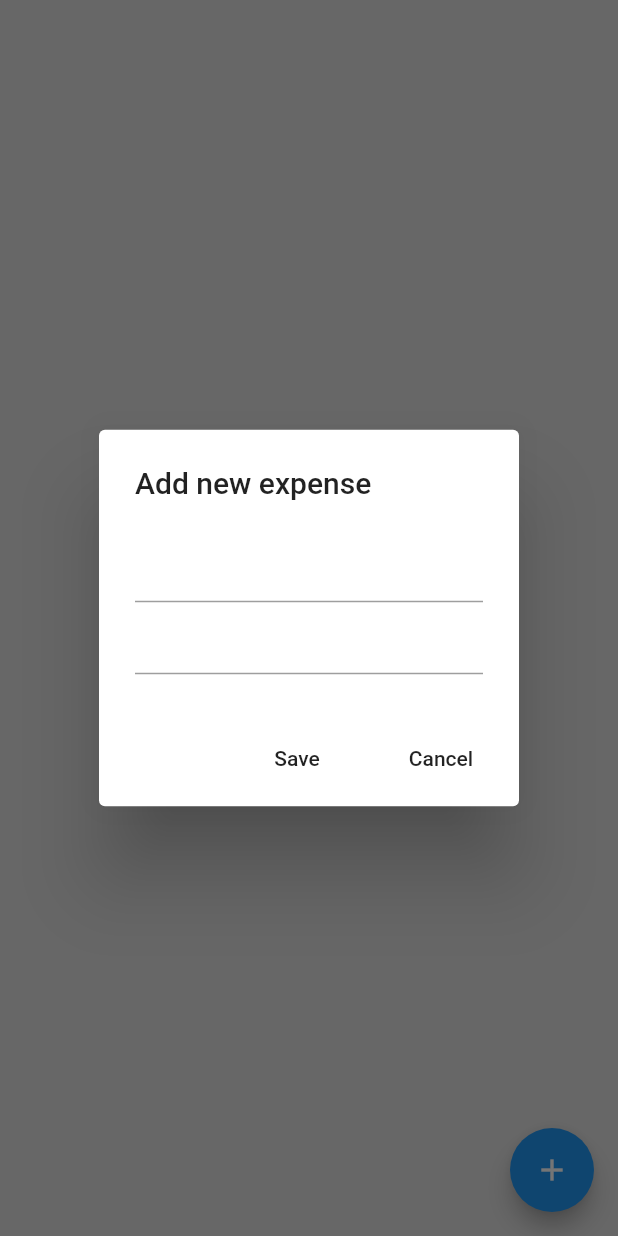
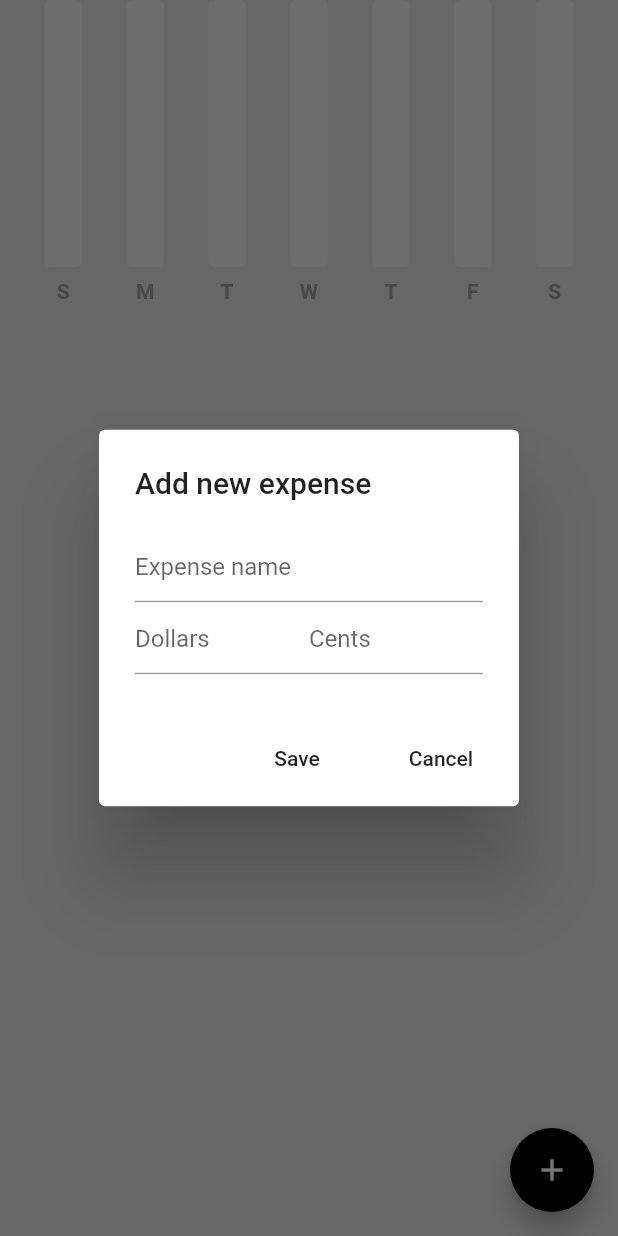
Before and after one commit to mirandaftiago/expense_tracker, a Flutter app: the screen it shows after launch, after a tap on the "add" icon, on a phone screen of 412 x 824 dp. Run offline on Flutter 3.47's test engine with Material 2 defaults, Android fonts, the phone set to English and light mode, and no system bars; drawn by our look-alikes of fl_chart.

Commit message:
bar graph values and styling, fixed bug with switch case on expense_data.dart

```diff
--- /dev/null
+++ b/lib/bar graph/bar_data.dart
@@ -0,0 +1,36 @@
+import 'package:new_expense_tracker/bar%20graph/individual_bar.dart';
+
+class BarData {
+  final double sunAmount;
+  final double monAmount;
+  final double tueAmount;
+  final double wedAmount;
+  final double thurAmount;
+  final double friAmount;
+  final double satAmount;
+
+  BarData({
+    required this.sunAmount,
+    required this.monAmount,
+    required this.tueAmount,
+    required this.wedAmount,
+    required this.thurAmount,
+    required this.friAmount,
+    required this.satAmount,
+  });
+
+  List<IndividualBar> barData = [];
+
+  // initialize bar data
+  void initializeBarData() {
+    barData = [
+      IndividualBar(x: 0, y: sunAmount),
+      IndividualBar(x: 1, y: monAmount),
+      IndividualBar(x: 2, y: tueAmount),
+      IndividualBar(x: 3, y: wedAmount),
+      IndividualBar(x: 4, y: thurAmount),
+      IndividualBar(x: 5, y: friAmount),
+      IndividualBar(x: 6, y: satAmount),
+    ];
+  }
+}
--- /dev/null
+++ b/lib/bar graph/bar_graph.dart
@@ -0,0 +1,135 @@
+import 'package:flutter/material.dart';
+import 'package:fl_chart/fl_chart.dart';
+import 'package:new_expense_tracker/bar%20graph/bar_data.dart';
+
+class BarGraph extends StatelessWidget {
+  final double? maxY;
+  final double sunAmount;
+  final double monAmount;
+  final double tueAmount;
+  final double wedAmount;
+  final double thurAmount;
+  final double friAmount;
+  final double satAmount;
+
+  const BarGraph({
+    super.key,
+    required this.maxY,
+    required this.sunAmount,
+    required this.monAmount,
+    required this.tueAmount,
+    required this.wedAmount,
+    required this.thurAmount,
+    required this.friAmount,
+    required this.satAmount,
+  });
+
+  @override
+  Widget build(BuildContext context) {
+    // initialize the bar data
+    BarData barData = BarData(
+      sunAmount: sunAmount,
+      monAmount: monAmount,
+      tueAmount: tueAmount,
+      wedAmount: wedAmount,
+      thurAmount: thurAmount,
+      friAmount: friAmount,
+      satAmount: satAmount,
+    );
+
+    barData.initializeBarData();
+
+    return BarChart(
+      BarChartData(
+        maxY: maxY,
+        minY: 0,
+        titlesData: FlTitlesData(
+          show: true,
+          topTitles: AxisTitles(
+            sideTitles: SideTitles(showTitles: false),
+          ),
+          leftTitles: AxisTitles(
+            sideTitles: SideTitles(showTitles: false),
+          ),
+          rightTitles: AxisTitles(
+            sideTitles: SideTitles(showTitles: false),
+          ),
+          bottomTitles: AxisTitles(
+            sideTitles: SideTitles(
+              showTitles: true,
+              getTitlesWidget: getBottomTitles,
+            ),
+          ),
+        ),
+        gridData: FlGridData(
+          show: false,
+        ),
+        borderData: FlBorderData(
+          show: false,
+        ),
+        barGroups: barData.barData
+            .map(
+              (data) => BarChartGroupData(
+                x: data.x,
+                barRods: [
+                  BarChartRodData(
+                    toY: data.y,
+                    color: Colors.grey[800],
+                    width: 25,
+                    borderRadius: BorderRadius.circular(4),
+                    backDrawRodData: BackgroundBarChartRodData(
+                      show: true,
+                      toY: maxY,
+                      color: Colors.grey[200],
+                    ),
+                  ),
+                ],
+              ),
+            )
+            .toList(),
+      ),
+    );
+  }
+}
+
+Widget getBottomTitles(double value, TitleMeta meta) {
+  const style = TextStyle(
+    color: Colors.grey,
+    fontWeight: FontWeight.bold,
+    fontSize: 14,
+  );
+
+  Widget text;
+  switch (value.toInt()) {
+
+    case 0:
+      text = const Text('S', style: style);
+      break;
+    case 1:
+      text = const Text('M', style: style);
+      break;
+    case 2:
+      text = const Text('T', style: style);
+      break;
+    case 3:
+      text = const Text('W', style: style);
+      break;
+    case 4:
+      text = const Text('T', style: style);
+      break;
+    case 5:
+      text = const Text('F', style: style);
+      break;
+    case 6:
+      text = const Text('S', style: style);
+      break;
+    default:
+      text = const Text('', style: style);
+      break;
+  }
+
+  return SideTitleWidget(
+    axisSide: meta.axisSide,
+    child: text,
+  );
+}
--- /dev/null
+++ b/lib/bar graph/individual_bar.dart
@@ -0,0 +1,9 @@
+class IndividualBar {
+  final int x; // position on X axis
+  final double y; // amount in $
+
+  IndividualBar({
+    required this.x,
+    required this.y,
+  });
+}
--- /dev/null
+++ b/lib/components/expense_summary.dart
@@ -0,0 +1,47 @@
+import 'package:flutter/material.dart';
+import 'package:new_expense_tracker/bar%20graph/bar_graph.dart';
+import 'package:new_expense_tracker/datetime/date_time_helper.dart';
+import 'package:provider/provider.dart';
+import 'package:new_expense_tracker/data/expense_data.dart';
+
+class ExpenseSummary extends StatelessWidget {
+  final DateTime startOfWeek;
+  const ExpenseSummary({
+    super.key,
+    required this.startOfWeek,
+  });
+
+  @override
+  Widget build(BuildContext context) {
+    // get yyyymmdd for each day of this week
+    String sunday = convertDateTimeToString(startOfWeek.add(const Duration(days: 0)));
+    String monday =
+        convertDateTimeToString(startOfWeek.add(const Duration(days: 1)));
+    String tuesday =
+        convertDateTimeToString(startOfWeek.add(const Duration(days: 2)));
+    String wednesday =
+        convertDateTimeToString(startOfWeek.add(const Duration(days: 3)));
+    String thursday =
+        convertDateTimeToString(startOfWeek.add(const Duration(days: 4)));
+    String friday =
+        convertDateTimeToString(startOfWeek.add(const Duration(days: 5)));
+    String saturday =
+        convertDateTimeToString(startOfWeek.add(const Duration(days: 6)));
+
+    return Consumer<ExpenseData>(
+      builder: (context, value, child) => SizedBox(
+        height: 200,
+        child: BarGraph(
+          maxY: 100,
+          sunAmount: value.calculateDailyExpenseSummary()[sunday] ?? 0,
+          monAmount: value.calculateDailyExpenseSummary()[monday] ?? 0,
+          tueAmount: value.calculateDailyExpenseSummary()[tuesday] ?? 0,
+          wedAmount: value.calculateDailyExpenseSummary()[wednesday] ?? 0,
+          thurAmount: value.calculateDailyExpenseSummary()[thursday] ?? 0,
+          friAmount: value.calculateDailyExpenseSummary()[friday] ?? 0,
+          satAmount: value.calculateDailyExpenseSummary()[saturday] ?? 0,
+        ),
+      ),
+    );
+  }
+}
--- a/lib/data/expense_data.dart
+++ b/lib/data/expense_data.dart
@@ -2,7 +2,7 @@
 import 'package:new_expense_tracker/models/expense_item.dart';
 import 'package:new_expense_tracker/datetime/date_time_helper.dart';
 
-class ExpenseData extends ChangeNotifier{
+class ExpenseData extends ChangeNotifier {
   // list of all expenses
   List<ExpenseItem> overallExpenseList = [];
 
@@ -39,14 +39,15 @@
       case 6:
         return 'Sat';
       case 7:
+        return 'Sun';
       default:
         return '';
     }
   }
 
   // get the date for the start of the week
-  DateTime startOfTheWeekDate() {
-    DateTime? startOfTheWeek;
+  DateTime startOfWeekDate() {
+    DateTime? startOfWeek;
 
     // get todays date
     DateTime today = DateTime.now();
@@ -54,11 +55,12 @@
     //go backwards from today to find Sunday
     for (int i = 0; i < 7; i++) {
       if (getDayName(today.subtract(Duration(days: i))) == 'Sun') {
-        startOfTheWeek = today.subtract(Duration(days: i));
+        startOfWeek = today.subtract(Duration(days: i));
+        break;
       }
     }
 
-    return startOfTheWeek!;
+    return startOfWeek!;
   }
 
   /*
--- a/lib/pages/home_page.dart
+++ b/lib/pages/home_page.dart
@@ -1,8 +1,9 @@
 import 'package:flutter/material.dart';
+import 'package:provider/provider.dart';
+import 'package:new_expense_tracker/components/expense_summary.dart';
 import 'package:new_expense_tracker/components/expense_tile.dart';
 import 'package:new_expense_tracker/data/expense_data.dart';
 import 'package:new_expense_tracker/models/expense_item.dart';
-import 'package:provider/provider.dart';
 
 class HomePage extends StatefulWidget {
   const HomePage({super.key});
@@ -14,36 +15,63 @@
 class _HomePageState extends State<HomePage> {
   // text controllers
   final newExpenseNameController = TextEditingController();
-  final newExpenseAmountController = TextEditingController();
+  final newExpenseDollarController = TextEditingController();
+  final newExpenseCentsController = TextEditingController();
 
   // add new Expense
   void addNewExpense() {
     showDialog(
       context: context,
       builder: (context) => AlertDialog(
-        title: Text('Add new expense'),
+        title: const Text('Add new expense'),
         content: Column(
           mainAxisSize: MainAxisSize.min,
           children: [
             //expense name
             TextField(
               controller: newExpenseNameController,
+              decoration: const InputDecoration(
+                hintText: "Expense name",
+              ),
             ),
             //expense amount
-            TextField(controller: newExpenseAmountController),
+            Row(
+              children: [
+                // dollars
+                Expanded(
+                  child: TextField(
+                    controller: newExpenseDollarController,
+                    keyboardType: TextInputType.number,
+                    decoration: const InputDecoration(
+                      hintText: "Dollars",
+                    ),
+                  ),
+                ),
+                // cents
+                Expanded(
+                  child: TextField(
+                    controller: newExpenseCentsController,
+                    keyboardType: TextInputType.number,
+                    decoration: const InputDecoration(
+                      hintText: "Cents",
+                    ),
+                  ),
+                ),
+              ],
+            ),
           ],
         ),
         actions: [
           // save button
           MaterialButton(
             onPressed: save,
-            child: Text('Save'),
+            child: const Text('Save'),
           ),
 
           // cancel button
           MaterialButton(
             onPressed: cancel,
-            child: Text('Cancel'),
+            child: const Text('Cancel'),
           ),
         ],
       ),
@@ -52,9 +80,14 @@
 
   // save
   void save() {
+    // join dollars and cents
+    String amount =
+        '${newExpenseDollarController.text}.${newExpenseCentsController.text}';
+
+    // create expense item
     ExpenseItem newExpense = ExpenseItem(
       name: newExpenseNameController.text,
-      amount: newExpenseAmountController.text,
+      amount: amount,
       dateTime: DateTime.now(),
     );
 
@@ -72,8 +105,9 @@
 
   // clear controllers
   void clear() {
-    newExpenseAmountController.clear();
     newExpenseNameController.clear();
+    newExpenseDollarController.clear();
+    newExpenseCentsController.clear();
   }
 
   @override
@@ -83,10 +117,22 @@
         backgroundColor: Colors.grey[300],
         floatingActionButton: FloatingActionButton(
           onPressed: addNewExpense,
-          child: Icon(Icons.add),
+          backgroundColor: Colors.black,
+          child: const Icon(Icons.add),
         ),
         // expense list
-        body: ListView.builder(
+        body: ListView(
+          children: [
+            // weekly summary
+            ExpenseSummary(
+                startOfWeek: value.startOfWeekDate()),
+            const SizedBox(
+              height: 20,
+            ),
+
+            ListView.builder(
+              shrinkWrap: true,
+              physics: const NeverScrollableScrollPhysics(),
               itemCount: value.getAllExpensesList().length,
               itemBuilder: (context, index) => ExpenseTile(
                 name: value.getAllExpensesList()[index].name,
@@ -94,6 +140,8 @@
                 dateTime: value.getAllExpensesList()[index].dateTime,
               ),
             ),
+          ],
+        ),
       ),
     );
   }
--- a/pubspec.yaml
+++ b/pubspec.yaml
@@ -36,6 +36,7 @@
   # Use with the CupertinoIcons class for iOS style icons.
   cupertino_icons: ^1.0.2
   provider:
+  fl_chart: ^0.60.0
 
 dev_dependencies:
   flutter_test:
```
Also changed, not shown: pubspec.lock. Lines whose indentation alone changed are shown as unchanged.
